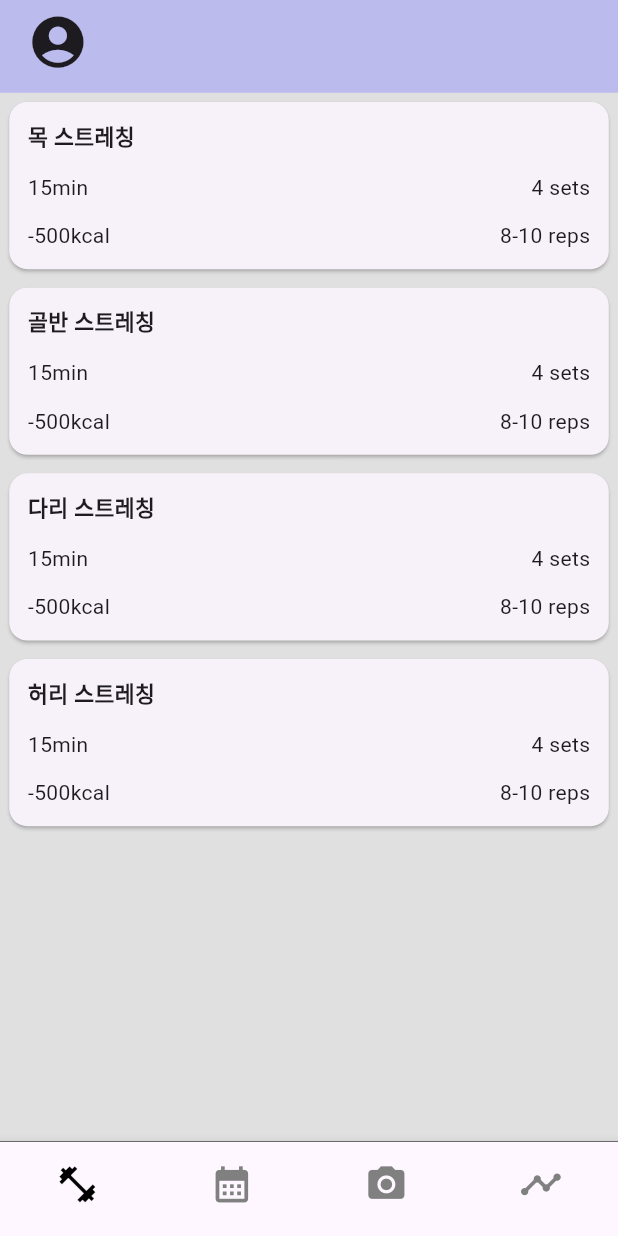
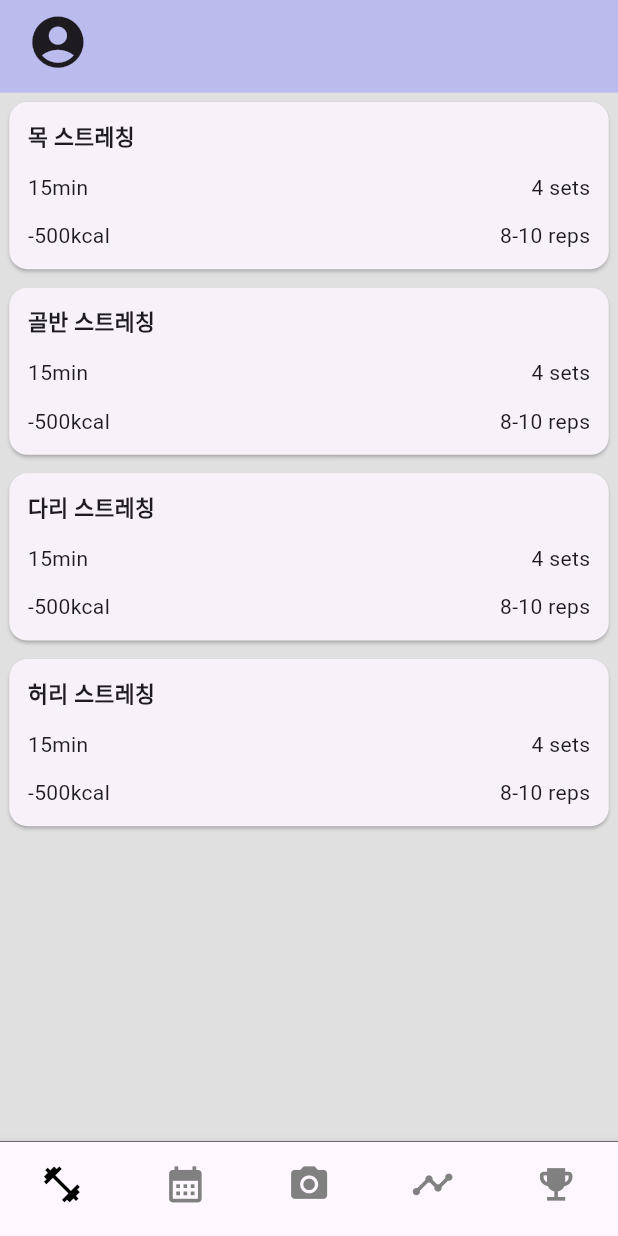
Before and after one commit to 2024-Match-up/matchup, a Flutter app: the BottomNavBar screen opened directly with empty values, on a phone screen of 412 x 824 dp. Run offline on Flutter 3.47's test engine with Material 3 defaults, Android fonts, the light colour scheme and no system bars; our stand-ins replace camera, fl_chart, flutter_tts, photo_view, table_calendar; missing offline and left inert: google_mlkit_commons, google_mlkit_pose_detection.

Commit message:
feat: 하단바 랭킹 버튼 추가

```diff
--- a/frontend/lib/screens/bottom_navigation_bar.dart
+++ b/frontend/lib/screens/bottom_navigation_bar.dart
@@ -6,6 +6,7 @@ import 'exercise/exercise_screen.dart';
 import 'calendar/calendar_screen.dart';
 import 'camera/camera_screen.dart';
 import 'record/record_screen.dart';
+import 'grade/grade_screen.dart';
 
 class BottomNavBar extends StatefulWidget {
   final String accessToken;
@@ -25,6 +26,7 @@ class _BottomNavBarState extends State<BottomNavBar> {
     CalendarScreen(),  // 달력 페이지
     CameraScreen(),    // 카메라 페이지
     RecordScreen(),    // 측정기록 페이지
+    GradeScreen() // 랭킹 페이지
   ];
 
   @override
@@ -95,6 +97,10 @@ class _BottomNavBarState extends State<BottomNavBar> {
               icon: Icon(Icons.timeline, size: screenWidth * 0.07),
               label: '그래프',
             ),
+            BottomNavigationBarItem(
+              icon: Icon(Icons.emoji_events, size: screenWidth * 0.07),
+              label: '랭킹',
+            ),
           ],
           currentIndex: _selectedIndex,
           selectedItemColor: Color(0xFF000000),
```
Also changed, not shown: frontend/lib/screens/grade/grade_screen.dart (added, +16 -0 lines).
